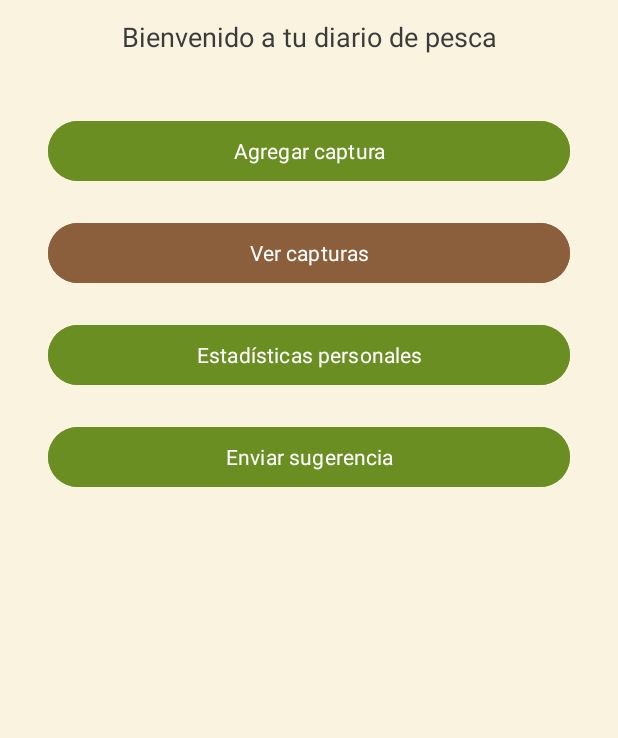
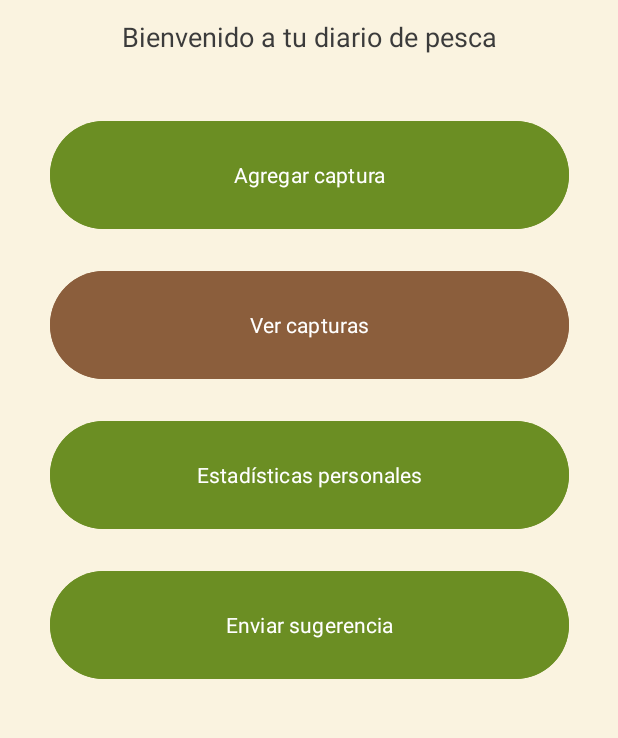
Before and after one commit to BartolomeGarcia/FishCatch, an Android app: the screen it shows after launch (MainActivity), on a phone screen of 412 x 824 dp, the part 125-863 px from its top. Run offline under Robolectric (Android 15) with nearby library versions, the phone set to English and light mode, and no system bars.

Commit message:
Cambios en layout de AgregarCaptura

```diff
--- a/app/src/main/res/layout/activity_main.xml
+++ b/app/src/main/res/layout/activity_main.xml
@@ -37,53 +37,53 @@
 
     <Button
         android:id="@+id/buttonAgregarCaptura"
-        android:layout_width="0dp"
-        android:layout_height="wrap_content"
+        android:layout_width="346dp"
+        android:layout_height="80dp"
+        android:layout_marginHorizontal="32dp"
+        android:layout_marginTop="40dp"
+        android:backgroundTint="@color/olive_green"
         android:text="Agregar captura"
         android:textColor="@color/button_text_light"
-        android:backgroundTint="@color/olive_green"
-        app:layout_constraintTop_toBottomOf="@id/textView2"
+        app:layout_constraintEnd_toEndOf="parent"
         app:layout_constraintStart_toStartOf="parent"
-        app:layout_constraintEnd_toEndOf="parent"
-        android:layout_marginTop="40dp"
-        android:layout_marginHorizontal="32dp"/>
+        app:layout_constraintTop_toBottomOf="@id/textView2" />
 
     <Button
         android:id="@+id/buttonVerCapturas"
-        android:layout_width="0dp"
-        android:layout_height="wrap_content"
+        android:layout_width="346dp"
+        android:layout_height="80dp"
+        android:layout_marginHorizontal="32dp"
+        android:layout_marginTop="20dp"
+        android:backgroundTint="@color/warm_brown"
         android:text="Ver capturas"
         android:textColor="@color/button_text_light"
-        android:backgroundTint="@color/warm_brown"
-        app:layout_constraintTop_toBottomOf="@id/buttonAgregarCaptura"
+        app:layout_constraintEnd_toEndOf="parent"
         app:layout_constraintStart_toStartOf="parent"
-        app:layout_constraintEnd_toEndOf="parent"
-        android:layout_marginTop="20dp"
-        android:layout_marginHorizontal="32dp"/>
+        app:layout_constraintTop_toBottomOf="@id/buttonAgregarCaptura" />
 
     <Button
         android:id="@+id/buttonEstadisticasPersonales"
-        android:layout_width="0dp"
-        android:layout_height="wrap_content"
+        android:layout_width="346dp"
+        android:layout_height="80dp"
+        android:layout_marginHorizontal="32dp"
+        android:layout_marginTop="20dp"
+        android:backgroundTint="@color/olive_green"
         android:text="Estadísticas personales"
         android:textColor="@color/button_text_light"
-        android:backgroundTint="@color/olive_green"
-        app:layout_constraintTop_toBottomOf="@id/buttonVerCapturas"
+        app:layout_constraintEnd_toEndOf="parent"
         app:layout_constraintStart_toStartOf="parent"
-        app:layout_constraintEnd_toEndOf="parent"
-        android:layout_marginTop="20dp"
-        android:layout_marginHorizontal="32dp"/>
+        app:layout_constraintTop_toBottomOf="@id/buttonVerCapturas" />
 
     <Button
         android:id="@+id/buttonEnviarSugerencia"
-        android:layout_width="0dp"
-        android:layout_height="wrap_content"
+        android:layout_width="346dp"
+        android:layout_height="80dp"
+        android:layout_marginHorizontal="32dp"
+        android:layout_marginTop="20dp"
+        android:backgroundTint="@color/olive_green"
         android:text="Enviar sugerencia"
         android:textColor="@color/button_text_light"
-        android:backgroundTint="@color/olive_green"
-        app:layout_constraintTop_toBottomOf="@id/buttonEstadisticasPersonales"
+        app:layout_constraintEnd_toEndOf="parent"
         app:layout_constraintStart_toStartOf="parent"
-        app:layout_constraintEnd_toEndOf="parent"
-        android:layout_marginTop="20dp"
-        android:layout_marginHorizontal="32dp"/>
+        app:layout_constraintTop_toBottomOf="@id/buttonEstadisticasPersonales" />
 </androidx.constraintlayout.widget.ConstraintLayout>
```
Also changed, not shown: app/src/main/java/com/example/fishcatch/activities/MainActivity.java (+9 -15 lines), app/src/main/res/layout/activity_main_agregar_captura.xml (+65 -60 lines).
